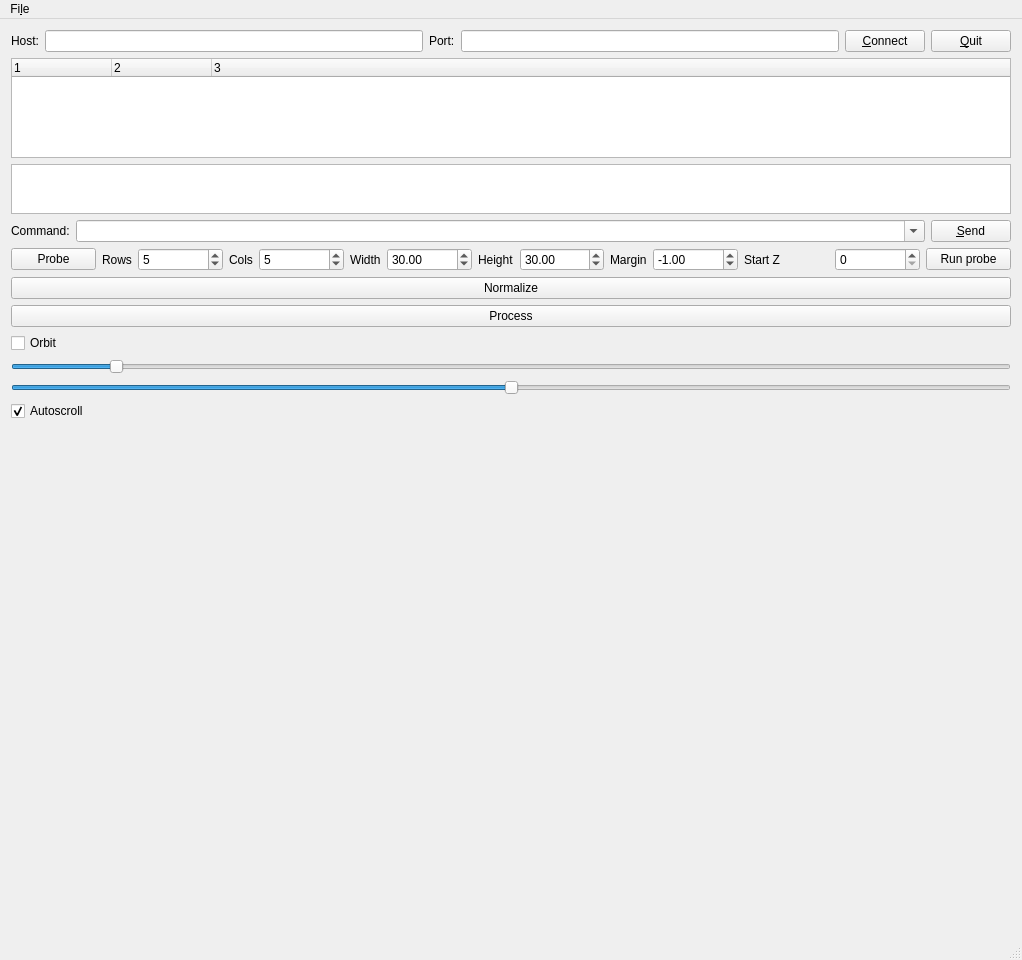
hackerspace/hacked_cnc, file hc/ui/probe/mainwindow.ui: the form before one commit.
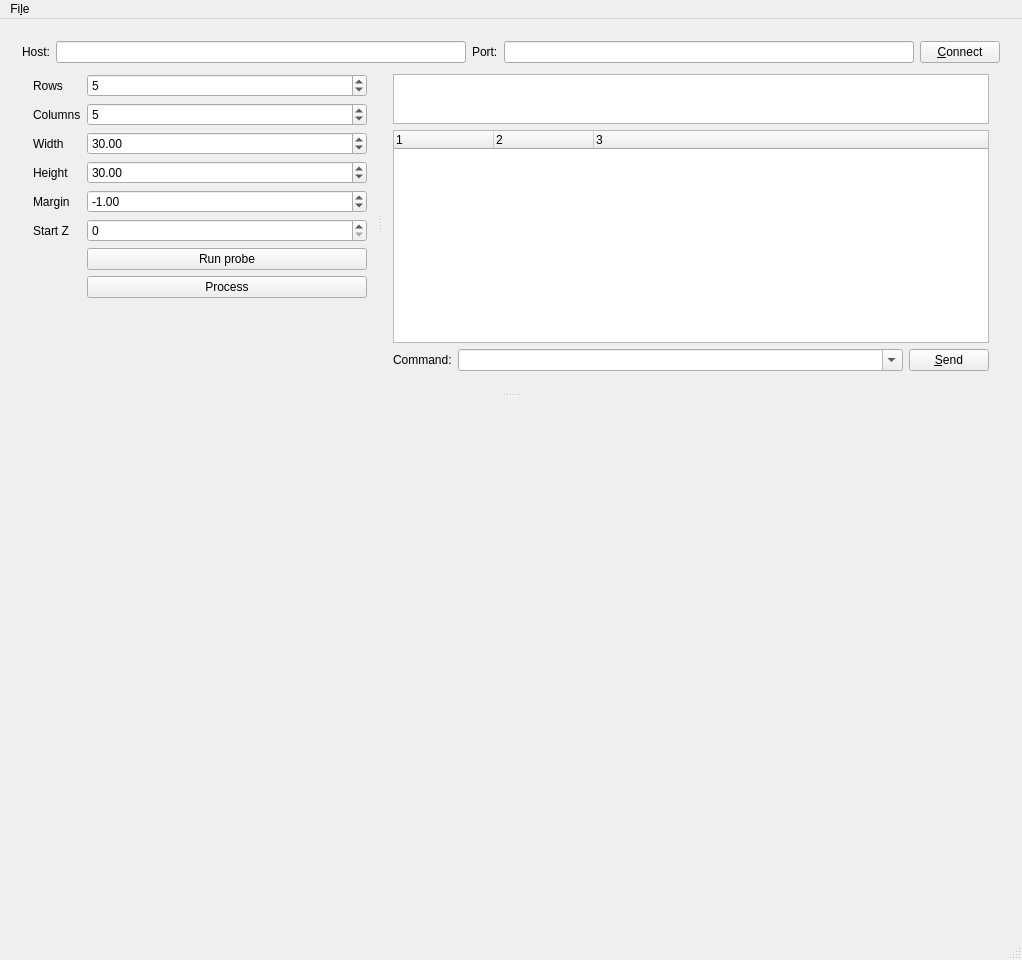
The form after the commit. Custom widgets are drawn as their Qt base class.

Commit message: ui.probe rework

The edit to the form file:
```diff
--- a/hc/ui/probe/mainwindow.ui
+++ b/hc/ui/probe/mainwindow.ui
@@ -17,11 +17,24 @@
    <bool>false</bool>
   </property>
   <widget class="QWidget" name="centralWidget">
-   <layout class="QVBoxLayout" name="verticalLayout">
+   <layout class="QVBoxLayout" name="verticalLayout_4">
     <item>
-     <layout class="QHBoxLayout" name="horizontalLayout_2">
+     <widget class="QSplitter" name="splitter_2">
+      <property name="orientation">
+       <enum>Qt::Vertical</enum>
+      </property>
+      <widget class="QWidget" name="">
+       <layout class="QVBoxLayout" name="verticalLayout_3">
+        <property name="spacing">
+         <number>0</number>
+        </property>
       <item>
-       <widget class="QLabel" name="label">
+         <layout class="QHBoxLayout" name="horizontalLayout_2" stretch="0,0,0,0,0">
+          <property name="spacing">
+           <number>6</number>
+          </property>
+          <item>
+           <widget class="QLabel" name="host_label">
         <property name="text">
          <string>Host:</string>
         </property>
@@ -54,106 +67,19 @@
         </property>
        </widget>
       </item>
-      <item>
-       <widget class="QPushButton" name="quit">
-        <property name="text">
-         <string>&amp;Quit</string>
-        </property>
-       </widget>
-      </item>
      </layout>
     </item>
     <item>
-     <widget class="QTreeWidget" name="comtree">
-      <property name="verticalScrollMode">
-       <enum>QAbstractItemView::ScrollPerPixel</enum>
-      </property>
-      <property name="columnCount">
-       <number>3</number>
-      </property>
-      <column>
-       <property name="text">
-        <string notr="true">1</string>
-       </property>
-      </column>
-      <column>
-       <property name="text">
-        <string notr="true">2</string>
-       </property>
-      </column>
-      <column>
-       <property name="text">
-        <string notr="true">3</string>
-       </property>
-      </column>
-     </widget>
-    </item>
-    <item>
-     <widget class="QTextEdit" name="text">
-      <property name="enabled">
-       <bool>true</bool>
-      </property>
-      <property name="sizePolicy">
-       <sizepolicy hsizetype="Minimum" vsizetype="Fixed">
-        <horstretch>0</horstretch>
-        <verstretch>0</verstretch>
-       </sizepolicy>
-      </property>
-      <property name="maximumSize">
-       <size>
-        <width>16777215</width>
-        <height>50</height>
-       </size>
-      </property>
-      <property name="baseSize">
-       <size>
-        <width>0</width>
-        <height>50</height>
-       </size>
-      </property>
-     </widget>
-    </item>
-    <item>
-     <layout class="QHBoxLayout" name="horizontalLayout">
-      <item>
-       <widget class="QLabel" name="label_3">
-        <property name="text">
-         <string>Command:</string>
-        </property>
-       </widget>
-      </item>
-      <item>
-       <widget class="QComboBox" name="prompt">
-        <property name="sizePolicy">
-         <sizepolicy hsizetype="Expanding" vsizetype="Fixed">
-          <horstretch>0</horstretch>
-          <verstretch>0</verstretch>
-         </sizepolicy>
-        </property>
-        <property name="editable">
-         <bool>true</bool>
-        </property>
-       </widget>
-      </item>
-      <item>
-       <widget class="QPushButton" name="send">
-        <property name="text">
-         <string>&amp;Send</string>
-        </property>
-       </widget>
-      </item>
-     </layout>
-    </item>
-    <item>
-     <layout class="QHBoxLayout" name="horizontalLayout_3">
-      <item>
-       <widget class="QPushButton" name="probe">
-        <property name="text">
-         <string>Probe</string>
-        </property>
-       </widget>
-      </item>
-      <item>
+         <widget class="QSplitter" name="splitter">
+          <property name="orientation">
+           <enum>Qt::Horizontal</enum>
+          </property>
+          <property name="handleWidth">
+           <number>4</number>
+          </property>
+          <widget class="QWidget" name="">
+           <layout class="QFormLayout" name="formLayout">
+            <item row="0" column="0">
        <widget class="QLabel" name="label_rows">
         <property name="sizePolicy">
          <sizepolicy hsizetype="Maximum" vsizetype="Minimum">
@@ -166,7 +92,7 @@
         </property>
        </widget>
       </item>
-      <item>
+            <item row="0" column="1">
        <widget class="QSpinBox" name="probe_rows">
         <property name="sizePolicy">
          <sizepolicy hsizetype="Minimum" vsizetype="Fixed">
@@ -182,7 +108,7 @@
         </property>
        </widget>
       </item>
-      <item>
+            <item row="2" column="0">
        <widget class="QLabel" name="label_cols">
         <property name="sizePolicy">
          <sizepolicy hsizetype="Maximum" vsizetype="Preferred">
@@ -191,11 +117,11 @@
          </sizepolicy>
         </property>
         <property name="text">
-         <string>Cols</string>
+               <string>Columns</string>
         </property>
        </widget>
       </item>
-      <item>
+            <item row="2" column="1">
        <widget class="QSpinBox" name="probe_cols">
         <property name="maximum">
          <number>9999999</number>
@@ -205,7 +131,7 @@
         </property>
        </widget>
       </item>
-      <item>
+            <item row="4" column="0">
        <widget class="QLabel" name="label_width">
         <property name="sizePolicy">
          <sizepolicy hsizetype="Maximum" vsizetype="Preferred">
@@ -218,7 +144,7 @@
         </property>
        </widget>
       </item>
-      <item>
+            <item row="4" column="1">
        <widget class="QDoubleSpinBox" name="probe_area_width">
         <property name="maximum">
          <double>9999999.000000000000000</double>
@@ -228,7 +154,7 @@
         </property>
        </widget>
       </item>
-      <item>
+            <item row="6" column="0">
        <widget class="QLabel" name="label_height">
         <property name="sizePolicy">
          <sizepolicy hsizetype="Maximum" vsizetype="Preferred">
@@ -241,7 +167,7 @@
         </property>
        </widget>
       </item>
-      <item>
+            <item row="6" column="1">
        <widget class="QDoubleSpinBox" name="probe_area_height">
         <property name="maximum">
          <double>9999999.000000000000000</double>
@@ -251,7 +177,7 @@
         </property>
        </widget>
       </item>
-      <item>
+            <item row="8" column="0">
        <widget class="QLabel" name="margin">
         <property name="sizePolicy">
          <sizepolicy hsizetype="Maximum" vsizetype="Preferred">
@@ -264,7 +190,7 @@
         </property>
        </widget>
       </item>
-      <item>
+            <item row="8" column="1">
        <widget class="QDoubleSpinBox" name="probe_margin">
         <property name="minimum">
          <double>-99999.000000000000000</double>
@@ -277,90 +203,128 @@
         </property>
        </widget>
       </item>
-      <item>
+            <item row="10" column="0">
        <widget class="QLabel" name="lalel_start_z">
         <property name="text">
          <string>Start Z</string>
         </property>
        </widget>
       </item>
-      <item>
+            <item row="10" column="1">
        <widget class="QSpinBox" name="probe_start_z">
         <property name="value">
          <number>0</number>
         </property>
        </widget>
       </item>
-      <item>
+            <item row="11" column="1">
        <widget class="QPushButton" name="run_probe">
         <property name="text">
          <string>Run probe</string>
         </property>
        </widget>
       </item>
-     </layout>
-    </item>
-    <item>
-     <widget class="QPushButton" name="normalize">
-      <property name="text">
-       <string>Normalize</string>
-      </property>
-     </widget>
-    </item>
-    <item>
+            <item row="12" column="1">
      <widget class="QPushButton" name="process">
       <property name="text">
        <string>Process</string>
       </property>
      </widget>
     </item>
-    <item>
-     <widget class="QCheckBox" name="orbit">
-      <property name="text">
-       <string>Orbit</string>
-      </property>
-     </widget>
-    </item>
+           </layout>
+          </widget>
+          <widget class="QWidget" name="">
+           <layout class="QVBoxLayout" name="verticalLayout">
+            <property name="spacing">
+             <number>6</number>
+            </property>
     <item>
-     <widget class="QSlider" name="exaslider">
-      <property name="minimum">
-       <number>1</number>
-      </property>
-      <property name="maximum">
-       <number>1000</number>
-      </property>
-      <property name="sliderPosition">
-       <number>100</number>
-      </property>
-      <property name="orientation">
-       <enum>Qt::Horizontal</enum>
+             <widget class="QTextEdit" name="text">
+              <property name="enabled">
+               <bool>true</bool>
+              </property>
+              <property name="sizePolicy">
+               <sizepolicy hsizetype="Minimum" vsizetype="Fixed">
+                <horstretch>0</horstretch>
+                <verstretch>0</verstretch>
+               </sizepolicy>
+              </property>
+              <property name="maximumSize">
+               <size>
+                <width>16777215</width>
+                <height>50</height>
+               </size>
+              </property>
+              <property name="baseSize">
+               <size>
+                <width>0</width>
+                <height>50</height>
+               </size>
       </property>
      </widget>
     </item>
     <item>
-     <widget class="QSlider" name="offsetslider">
-      <property name="minimum">
-       <number>-1000</number>
-      </property>
-      <property name="maximum">
-       <number>1000</number>
-      </property>
-      <property name="orientation">
-       <enum>Qt::Horizontal</enum>
-      </property>
+             <widget class="QTreeWidget" name="comtree">
+              <property name="verticalScrollMode">
+               <enum>QAbstractItemView::ScrollPerPixel</enum>
+              </property>
+              <property name="columnCount">
+               <number>3</number>
+              </property>
+              <column>
+               <property name="text">
+                <string notr="true">1</string>
+               </property>
+              </column>
+              <column>
+               <property name="text">
+                <string notr="true">2</string>
+               </property>
+              </column>
+              <column>
+               <property name="text">
+                <string notr="true">3</string>
+               </property>
+              </column>
      </widget>
     </item>
     <item>
-     <widget class="QCheckBox" name="autoscroll">
+             <layout class="QHBoxLayout" name="horizontalLayout">
+              <item>
+               <widget class="QLabel" name="label_3">
       <property name="text">
-       <string>Autoscroll</string>
-      </property>
-      <property name="checked">
+                 <string>Command:</string>
+                </property>
+               </widget>
+              </item>
+              <item>
+               <widget class="QComboBox" name="prompt">
+                <property name="sizePolicy">
+                 <sizepolicy hsizetype="Expanding" vsizetype="Fixed">
+                  <horstretch>0</horstretch>
+                  <verstretch>0</verstretch>
+                 </sizepolicy>
+                </property>
+                <property name="editable">
        <bool>true</bool>
       </property>
      </widget>
     </item>
     <item>
+               <widget class="QPushButton" name="send">
+                <property name="text">
+                 <string>&amp;Send</string>
+                </property>
+               </widget>
+              </item>
+             </layout>
+            </item>
+           </layout>
+          </widget>
+         </widget>
+        </item>
+       </layout>
+      </widget>
      <widget class="HCViewerWidget" name="gl" native="true">
       <property name="minimumSize">
        <size>
@@ -369,6 +333,7 @@
        </size>
       </property>
      </widget>
+     </widget>
     </item>
    </layout>
   </widget>
```
Left out of the diff: 106 changed lines with no effect on the pictures. Lines whose indentation alone changed are shown as unchanged. The commit also changes 1 other file.
